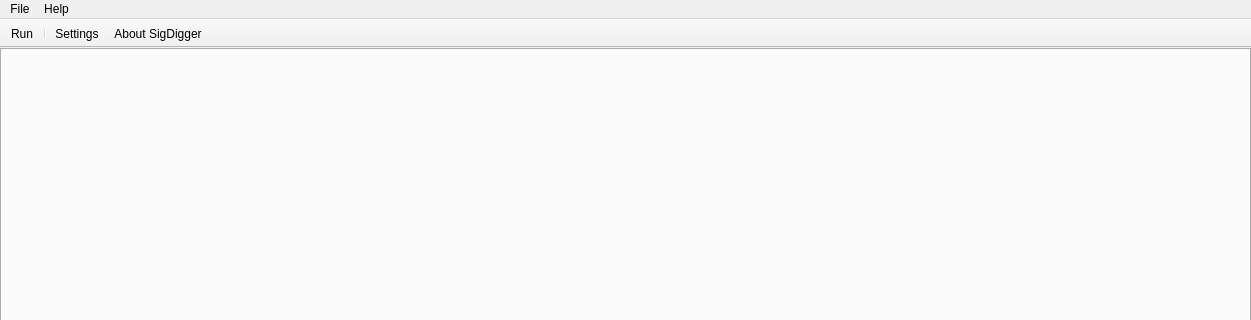
Qt form ui/MainWindow.ui (BatchDrake/SigDigger) before a commit; both pictures show x 0 to 1251 and y 0 to 320 of the 1251 by 833 pixel window.
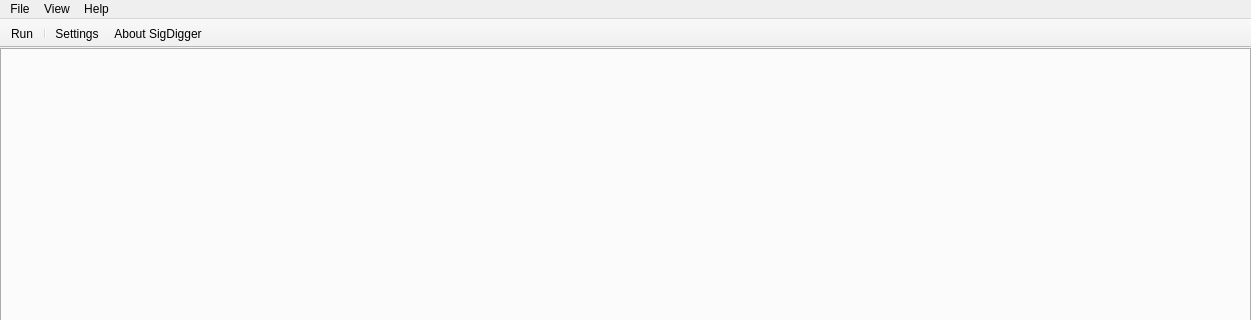
The same form after that commit. Icons and pictures are not drawn.

Commit message: Add menu structure

```diff
--- a/ui/MainWindow.ui
+++ b/ui/MainWindow.ui
@@ -69,7 +69,16 @@
     </property>
     <addaction name="actionAbout"/>
    </widget>
+   <widget class="QMenu" name="menuView">
+    <property name="title">
+     <string>View</string>
+    </property>
+    <addaction name="actionDevices"/>
+    <addaction name="separator"/>
+    <addaction name="actionOptions"/>
+   </widget>
    <addaction name="menuFile"/>
+   <addaction name="menuView"/>
    <addaction name="menuHelp"/>
   </widget>
   <widget class="QToolBar" name="mainToolBar">
```
Left out of the diff: 84 changed lines with no effect on the pictures. The commit also changes 10 other files.
